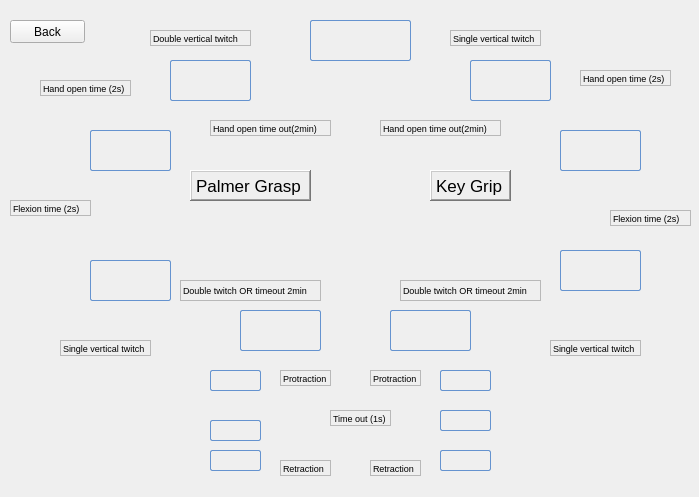
viniltc/POML060, file POML060_v1/statetestwindow.ui: the form before one commit.
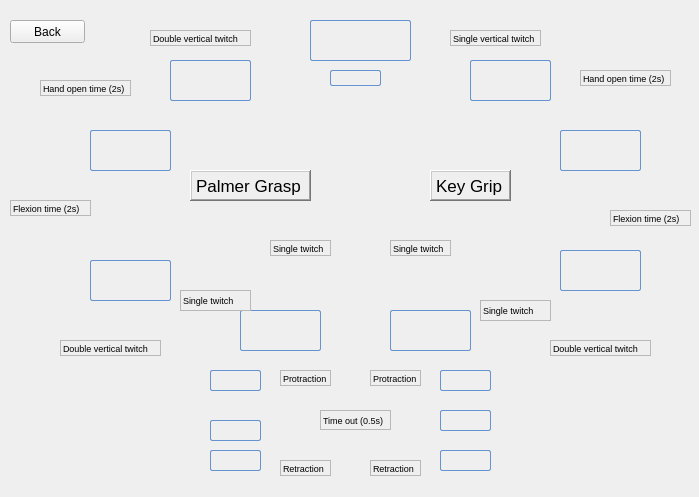
The form after the commit.

What changed in the file:
```diff
--- a/POML060_v1/statetestwindow.ui
+++ b/POML060_v1/statetestwindow.ui
@@ -500,7 +500,7 @@
     <rect>
      <x>550</x>
      <y>340</y>
-     <width>91</width>
+     <width>101</width>
      <height>16</height>
     </rect>
    </property>
@@ -513,15 +513,15 @@
     <enum>QFrame::StyledPanel</enum>
    </property>
    <property name="text">
-    <string>Single vertical twitch</string>
+    <string>Double vertical twitch</string>
    </property>
   </widget>
   <widget class="QLabel" name="label_5">
    <property name="geometry">
     <rect>
-     <x>400</x>
-     <y>280</y>
-     <width>141</width>
+     <x>480</x>
+     <y>300</y>
+     <width>71</width>
      <height>21</height>
     </rect>
    </property>
@@ -534,7 +534,7 @@
     <enum>QFrame::StyledPanel</enum>
    </property>
    <property name="text">
-    <string>Double twitch OR timeout 2min</string>
+    <string>Single twitch </string>
    </property>
    <property name="alignment">
     <set>Qt::AlignLeading|Qt::AlignLeft|Qt::AlignVCenter</set>
@@ -544,8 +544,8 @@
    <property name="geometry">
     <rect>
      <x>180</x>
-     <y>280</y>
-     <width>141</width>
+     <y>290</y>
+     <width>71</width>
      <height>21</height>
     </rect>
    </property>
@@ -558,7 +558,7 @@
     <enum>QFrame::StyledPanel</enum>
    </property>
    <property name="text">
-    <string>Double twitch OR timeout 2min</string>
+    <string>Single twitch </string>
    </property>
    <property name="alignment">
     <set>Qt::AlignLeading|Qt::AlignLeft|Qt::AlignVCenter</set>
@@ -635,7 +635,7 @@
     <rect>
      <x>60</x>
      <y>340</y>
-     <width>91</width>
+     <width>101</width>
      <height>16</height>
     </rect>
    </property>
@@ -648,7 +648,7 @@
     <enum>QFrame::StyledPanel</enum>
    </property>
    <property name="text">
-    <string>Single vertical twitch</string>
+    <string>Double vertical twitch</string>
    </property>
   </widget>
   <widget class="QLabel" name="label_11">
@@ -711,9 +711,9 @@
   <widget class="QLabel" name="label_13">
    <property name="geometry">
     <rect>
-     <x>210</x>
-     <y>120</y>
-     <width>121</width>
+     <x>270</x>
+     <y>240</y>
+     <width>61</width>
      <height>16</height>
     </rect>
    </property>
@@ -729,15 +729,15 @@
     <enum>QFrame::Sunken</enum>
    </property>
    <property name="text">
-    <string>Hand open time out(2min)</string>
+    <string>Single twitch</string>
    </property>
   </widget>
   <widget class="QLabel" name="label_14">
    <property name="geometry">
     <rect>
-     <x>380</x>
-     <y>120</y>
-     <width>121</width>
+     <x>390</x>
+     <y>240</y>
+     <width>61</width>
      <height>16</height>
     </rect>
    </property>
@@ -753,16 +753,16 @@
     <enum>QFrame::Sunken</enum>
    </property>
    <property name="text">
-    <string>Hand open time out(2min)</string>
+    <string>Single twitch</string>
    </property>
   </widget>
   <widget class="QLabel" name="label_15">
    <property name="geometry">
     <rect>
-     <x>330</x>
+     <x>320</x>
      <y>410</y>
-     <width>61</width>
-     <height>16</height>
+     <width>71</width>
+     <height>20</height>
     </rect>
    </property>
    <property name="font">
@@ -774,7 +774,7 @@
     <enum>QFrame::StyledPanel</enum>
    </property>
    <property name="text">
-    <string>Time out (1s)</string>
+    <string>Time out (0.5s)</string>
    </property>
   </widget>
   <widget class="QLabel" name="label_16">
@@ -861,6 +861,32 @@
     <string>Retraction</string>
    </property>
   </widget>
+  <widget class="QPushButton" name="btn00">
+   <property name="geometry">
+    <rect>
+     <x>330</x>
+     <y>70</y>
+     <width>51</width>
+     <height>16</height>
+    </rect>
+   </property>
+   <property name="styleSheet">
+    <string notr="true">QPushButton {
+        border: 1px solid #6593cf;
+        border-radius: 2px;
+        padding: 5px 15px 2px 5px;
+        background: qlineargradient(x1 : 0, y1 : 0, x2 : 0, y2 :   1, stop :   0.0 #f5f9ff,
+                stop :   0.5 #c7dfff, stop :   0.55 #afd2ff, stop :   1.0 #c0dbff);
+        color: #0000;
+        font:  large &quot;Arial&quot;;
+		font-size: 16px;
+        height: 30px;
+}</string>
+   </property>
+   <property name="text">
+    <string/>
+   </property>
+  </widget>
   <zorder>label_bg</zorder>
   <zorder>pushButton_back</zorder>
   <zorder>btn5</zorder>
```
Left out of the diff: 25 changed lines with no effect on the pictures.
